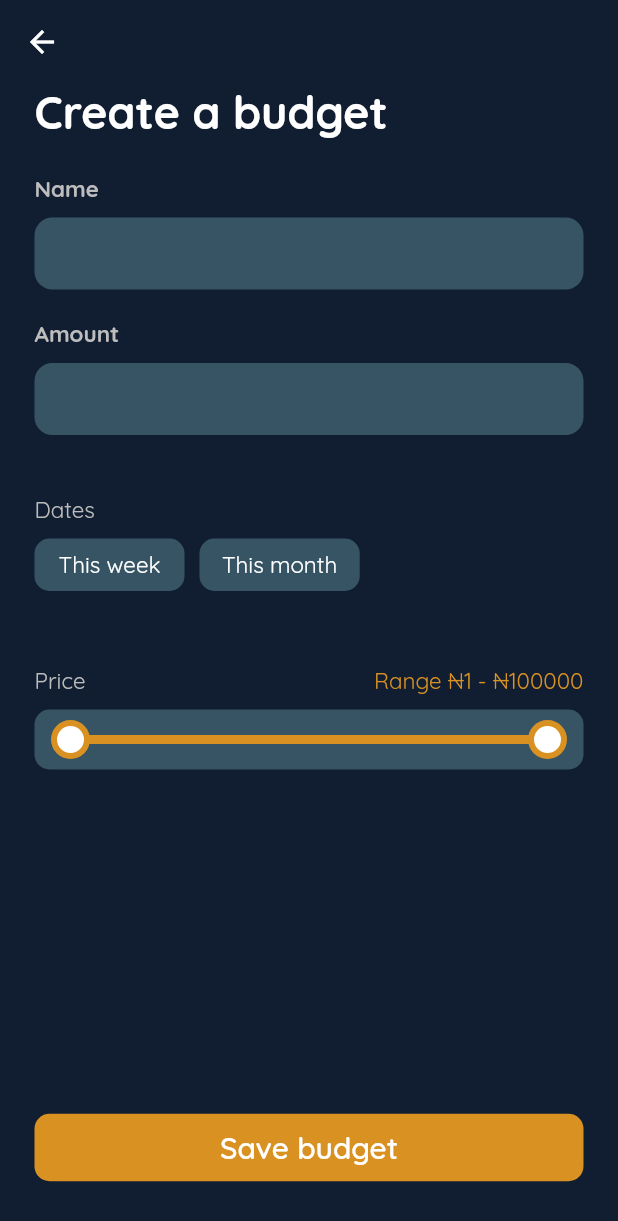
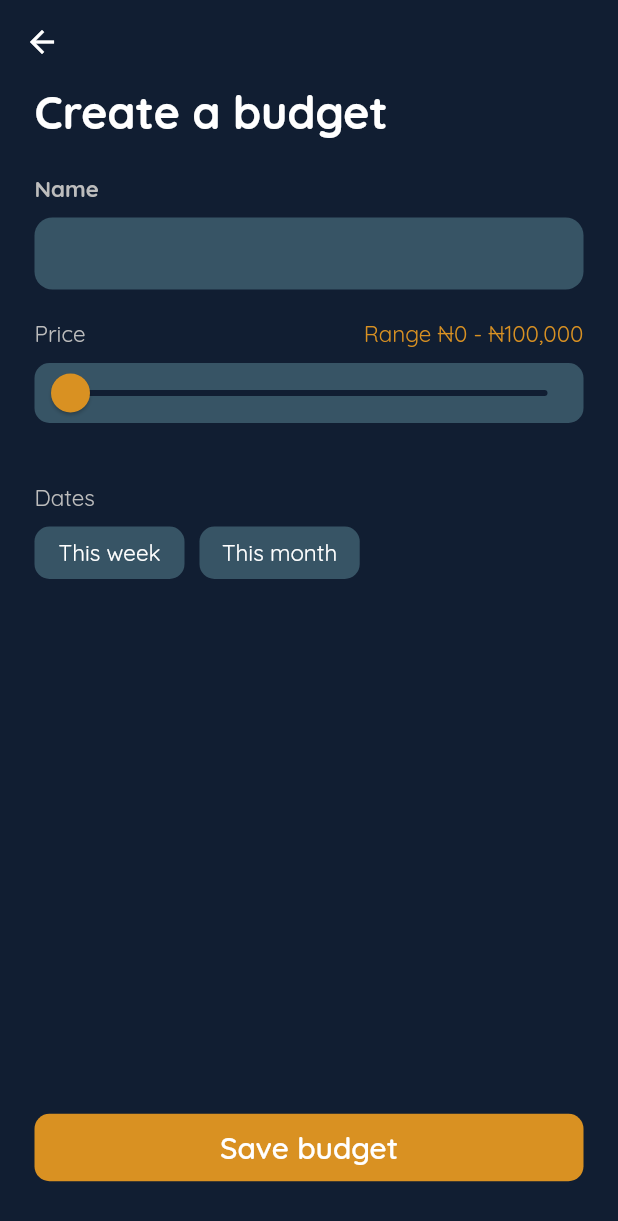
Before and after one commit to eshiett1995/fsdh_xpense, a Flutter app: the CreateBudgetScreen screen opened directly, on a phone screen of 412 x 824 dp. Shown: the top 1221 px of the screen. Run offline on Flutter 3.47's test engine with Material 2 defaults, Android fonts, the phone set to English and light mode, and no system bars; our stand-ins replace hive, hive_flutter; accounts and stored records are empty.

Commit message:
Working on budget screen

```diff
--- a/assets/json/accounts.json
+++ b/assets/json/accounts.json
@@ -4,7 +4,7 @@
       "id" : 1,
       "name" : "Idaboski Bahose",
       "nuban": "21003485757",
-      "cardNumber" : "5055 5050 5050 5050 5050",
+      "cardNumber" : "5055 5050 5050 5050",
       "expiry" : "06/24",
       "balance": 20000.00,
       "bank": "GT bank",
@@ -14,7 +14,7 @@
       "id" : 2,
       "name" : "Leverage Prince",
       "nuban": "00003485757",
-      "cardNumber" : "5099 5050 9999 5050 6666",
+      "cardNumber" : "5099 5050 9999 5050",
       "expiry" : "06/24",
       "balance": 20000.00,
       "bank": "Heritage bank",
@@ -24,7 +24,7 @@
       "id" : 3,
       "name" : "Rashford Mbappe",
       "nuban": "499348575-SE",
-      "cardNumber" : "9485 5050 4945 1344 0985",
+      "cardNumber" : "9485 5050 4945 1344",
       "expiry" : "06/24",
       "balance": 500.00,
       "bank": "Zenith bank",
--- a/lib/components/CustomButton.dart
+++ b/lib/components/CustomButton.dart
@@ -8,11 +8,10 @@ class CustomButton extends StatelessWidget {
   final Color color;
   final Color textColor;
   final Function onPressed;
-  final String icon;
   final bool isLoading;
 
   CustomButton(
-      {this.data, this.color, this.textColor, this.onPressed, this.icon, this.isLoading = false });
+      {this.data, this.color, this.textColor, this.onPressed, this.isLoading = false });
 
   @override
   Widget build(BuildContext context) {
@@ -28,28 +27,10 @@ class CustomButton extends StatelessWidget {
             width: double.infinity,
             child: this.isLoading ?  DualRingSpinner()
                 :
-            this.icon == null
-                ? Center(
+             Center(
                     child: Text(
                     this.data,
                     style: TextStyle(fontSize: 20, color: this.textColor),
-                  ))
-                : Center(
-                    child: Row(
-                      mainAxisAlignment: MainAxisAlignment.center,
-                    children: [
-                      new Image.asset(
-                        this.icon,
-                        height: 20.0,
-                        width: 20.0,
-                        fit: BoxFit.cover,
-                      ),
-                      SizedBox(width: 15.0,),
-                      Text(
-                        this.data,
-                        style: TextStyle(fontSize: 20, color: this.textColor),
-                      ),
-                    ],
                   ))));
   }
 }
--- a/lib/components/CustomTextField.dart
+++ b/lib/components/CustomTextField.dart
@@ -6,10 +6,8 @@ class CustomTextField extends StatelessWidget {
   final String label;
   final TextEditingController controller;
   final Key key;
-  final Function onTap;
-  final bool readOnly;
 
-  CustomTextField({this.label, this.controller, this.key, this.onTap, this.readOnly = false});
+  CustomTextField({this.label, this.controller, this.key});
 
   @override
   Widget build(BuildContext context) {
@@ -21,8 +19,6 @@ class CustomTextField extends StatelessWidget {
               child: Text(this.label, style: TextStyle(color: Constants.ashColor, fontSize: 15, fontWeight: FontWeight.w600),)),
           SizedBox(height: 10,),
           TextFormField(
-            readOnly: this.readOnly,
-            onTap: () => this.onTap == null ? null : this.onTap(),
             style: TextStyle(color: Constants.whiteColor),
             validator: (value){
               if (value.isEmpty) {
--- a/lib/view/CreateBudgetScreen.dart
+++ b/lib/view/CreateBudgetScreen.dart
@@ -16,26 +16,11 @@ class _CreateBudgetScreenState extends State<CreateBudgetScreen> {
   Budget budget;
 
   TextEditingController name = TextEditingController();
-  TextEditingController amount = TextEditingController();
-
-  RangeValues _values = RangeValues(1, 100000);
-  TextEditingController searchTextEditController;
-  bool showPreviousSearches = false;
-  bool showSearchResults = false;
-  var searchedStrings = ["Micheal Jackson", "A good time"];
+  double amount = 0;
 
   @override
   void initState() {
     super.initState();
-    searchTextEditController = TextEditingController();
-    searchTextEditController.addListener(() {
-      if (searchTextEditController.text.isEmpty) {
-        showPreviousSearches = true;
-      } else {
-        showSearchResults = true;
-      }
-      setState(() {});
-    });
   }
 
   @override
@@ -74,7 +59,48 @@ class _CreateBudgetScreenState extends State<CreateBudgetScreen> {
             SizedBox(
               height: 20,
             ),
-            CustomTextField(label: "Amount", controller: amount),
+            Row(
+              mainAxisAlignment: MainAxisAlignment.spaceBetween,
+              children: [
+                Text(
+                  "Price",
+                  style: TextStyle(
+                    color: Constants.ashColor,
+                    fontSize: 15,
+                  ),
+                ),
+                Text(
+                  "Range ₦0 - ₦100,000",
+                  style: TextStyle(
+                    color: Constants.secondaryColor,
+                    fontSize: 15,
+                  ),
+                ),
+              ],
+            ),
+            SizedBox(
+              height: 10,
+            ),
+            Container(
+              height: 40,
+              decoration: BoxDecoration(
+                  color: Constants.greyishBlueColor,
+                  borderRadius: BorderRadius.circular(10)),
+              child: SliderTheme(
+                data: SliderThemeData(
+                    thumbShape: RoundSliderThumbShape(enabledThumbRadius: 13)),
+                child: Slider(
+                  min: 0,
+                  max: 100000,
+                  value: amount,
+                  inactiveColor: Constants.primaryColor,
+                  activeColor: Constants.secondaryColor,
+                  onChanged: (value) => setState(() {
+                    amount = value;
+                  }),
+                ),
+              ),
+            ),
             SizedBox(
               height: 40,
             ),
@@ -106,48 +132,8 @@ class _CreateBudgetScreenState extends State<CreateBudgetScreen> {
             SizedBox(
               height: 40,
             ),
-            Row(
-              mainAxisAlignment: MainAxisAlignment.spaceBetween,
-              children: [
-                Text(
-                  "Price",
-                  style: TextStyle(
-                    color: Constants.ashColor,
-                    fontSize: 15,
-                  ),
-                ),
-                Text(
-                  "Range ₦${_values.start.toInt()} - ₦${_values.end.toInt()}",
-                  style: TextStyle(
-                    color: Constants.secondaryColor,
-                    fontSize: 15,
-                  ),
-                ),
-              ],
-            ),
             SizedBox(
               height: 10,
-            ),
-            Container(
-              height: 40,
-              decoration: BoxDecoration(
-                  color: Constants.greyishBlueColor,
-                  borderRadius: BorderRadius.circular(10)),
-              child: SliderTheme(
-                data: SliderThemeData(
-                    rangeThumbShape: CustomRangeThumb(),
-                    thumbShape: RoundSliderThumbShape(enabledThumbRadius: 13)),
-                child: RangeSlider(
-                  min: 1,
-                  max: 100000,
-                  values: _values,
-                  inactiveColor: Constants.primaryColor,
-                  activeColor: Constants.secondaryColor,
-                  onChanged: (values) => setState(() {
-                    _values = values;
-                  }),
-                ),
-              ),
             ),
             Expanded(child: SizedBox()),
             CustomButton(
@@ -155,15 +141,14 @@ class _CreateBudgetScreenState extends State<CreateBudgetScreen> {
               color: Constants.secondaryColor,
               textColor: Constants.whiteColor,
               onPressed: () {
-                print(amount.value.text);
                 var budgetBox = Hive.box<Budget>("budgets");
                 budget = new Budget(
                   id: budgetBox.values.length + 1,
                   name: name.value.text,
-                  amount: double.parse(amount.value.text),
+                  amount: amount,
                   period: "once",
                   time: DateTime.now().millisecondsSinceEpoch,
-                  remaining: double.parse(amount.value.text),
+                  remaining: amount,
                 );
 
                 budgetBox.put(budgetBox.values.length + 1, budget);
```
Also changed, not shown: lib/components/CustomDialogBox.dart (deleted, +0 -114 lines), lib/view/HomeScreen.dart (+5 -20 lines), lib/view/MyExpensesScreen.dart (+14 -0 lines), lib/view/SpendingPatternScreen.dart (+14 -0 lines).
